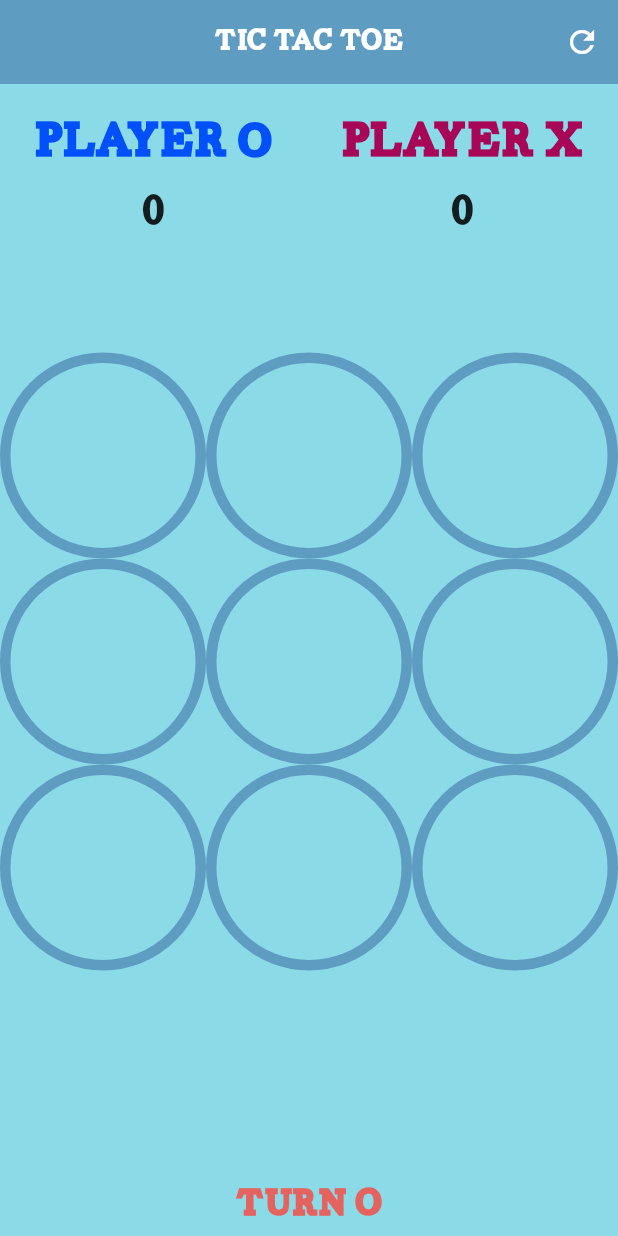
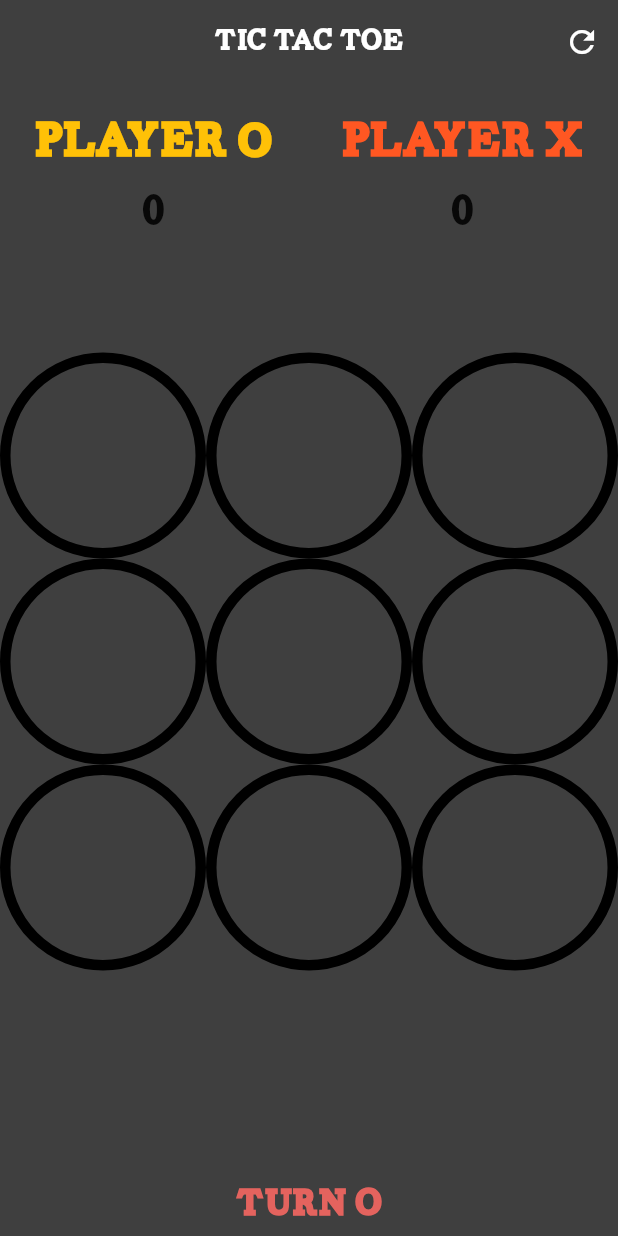
Before and after one commit to arianforoutan/tic_tac_toe, a Flutter app: the screen it shows after launch, on a phone screen of 412 x 824 dp. Run offline on Flutter 3.47's test engine with Material 2 defaults, Android fonts, the phone set to English and light mode, and no system bars.

Commit message:
change colors

```diff
--- a/lib/screens/home_screen.dart
+++ b/lib/screens/home_screen.dart
@@ -31,7 +31,7 @@ class _HomeState extends State<Home> {
       appBar: AppBar(
         title: Text('Tic Tac Toe'),
         centerTitle: true,
-        backgroundColor: Color.fromARGB(255, 95, 156, 194),
+        backgroundColor: Color.fromARGB(255, 63, 63, 63),
         elevation: 0.0,
         actions: [
           IconButton(
@@ -42,7 +42,7 @@ class _HomeState extends State<Home> {
           ),
         ],
       ),
-      backgroundColor: Color.fromARGB(255, 139, 218, 231),
+      backgroundColor: Color.fromARGB(255, 63, 63, 63),
       body: Column(
         children: [
           SizedBox(
@@ -80,7 +80,7 @@ class _HomeState extends State<Home> {
         child: Text(
           '$winnerTitle, play again!',
           style: TextStyle(
-            color: Color.fromARGB(255, 228, 99, 94),
+            color: Colors.deepOrange,
             fontSize: 25.0,
           ),
         ),
@@ -119,7 +119,7 @@ class _HomeState extends State<Home> {
               decoration: BoxDecoration(
                 borderRadius: BorderRadius.circular(70),
                 border: Border.all(
-                  color: Color.fromARGB(255, 95, 156, 194),
+                  color: Color.fromARGB(255, 0, 0, 0),
                   width: 7,
                 ),
               ),
@@ -130,9 +130,8 @@ class _HomeState extends State<Home> {
                       fontWeight: FontWeight.bold,
                       fontSize: 50,
                       color: xOrOList[index] == 'X'
-                        ? Color.fromARGB(255, 168, 6, 87)
-                        : Color.fromRGBO(1, 80, 250, 1),
-                  ),
+                          ? Colors.deepOrange
+                          : Colors.amber),
                 ),
               ),
             ),
@@ -233,8 +232,7 @@ class _HomeState extends State<Home> {
                 style: TextStyle(
                     fontSize: 32.0,
                     fontWeight: FontWeight.bold,
-                  color: Color.fromRGBO(1, 80, 250, 1),
-                ),
+                    color: Colors.amber),
               ),
             ),
             Padding(
@@ -257,8 +255,7 @@ class _HomeState extends State<Home> {
                 style: TextStyle(
                     fontSize: 32.0,
                     fontWeight: FontWeight.bold,
-                  color: Color.fromARGB(255, 168, 6, 87),
-                ),
+                    color: Colors.deepOrange),
               ),
             ),
             Padding(
```
Lines whose indentation alone changed are shown as unchanged.
